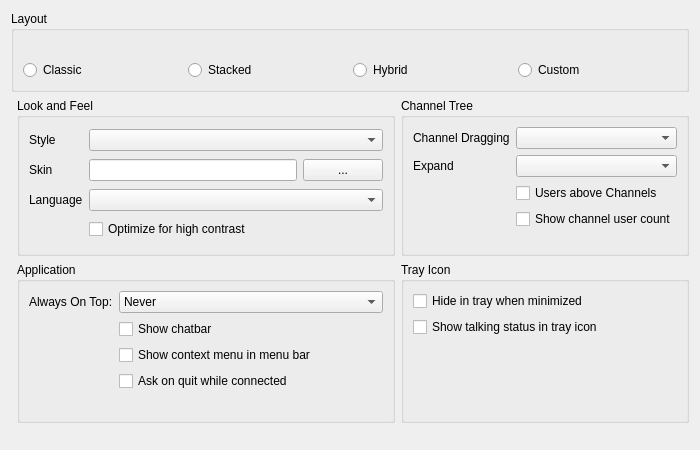
Before: the Qt Designer form src/mumble/LookConfig.ui in mumble-voip/mumble, drawn with Qt 5.
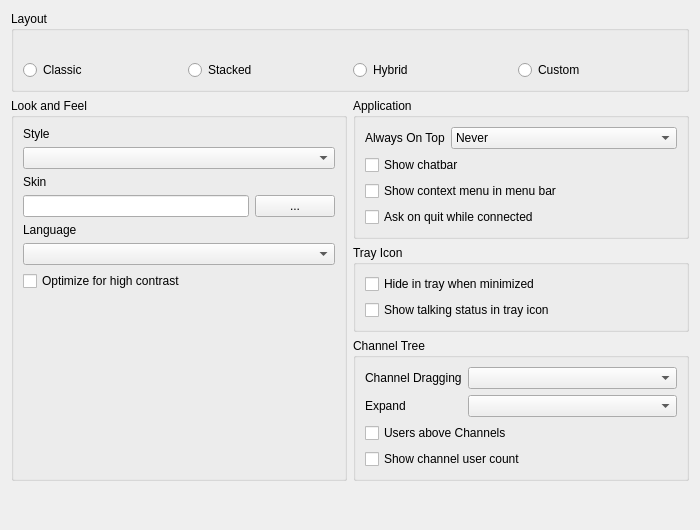
After: the same form once the commit is applied. Icons and pictures are not drawn.

Commit message: Re-Regroup the UI config page

Patch:
```diff
--- a/src/mumble/LookConfig.ui
+++ b/src/mumble/LookConfig.ui
@@ -7,14 +7,14 @@
     <x>0</x>
     <y>0</y>
     <width>700</width>
-    <height>450</height>
+    <height>530</height>
    </rect>
   </property>
   <property name="windowTitle">
    <string>Form</string>
   </property>
   <layout class="QGridLayout" name="gridLayout_4">
-   <item row="0" column="0" colspan="3">
+   <item row="0" column="0" colspan="2">
     <widget class="QGroupBox" name="qgbLayout">
      <property name="title">
       <string>Layout</string>
@@ -151,7 +151,7 @@
      </layout>
     </widget>
    </item>
-   <item row="1" column="1">
+   <item row="1" column="0" rowspan="3">
     <widget class="QGroupBox" name="qgbLookFeel">
      <property name="title">
       <string>Look and Feel</string>
@@ -164,7 +164,7 @@
         </property>
        </widget>
       </item>
-      <item row="0" column="1" colspan="2">
+      <item row="1" column="0" colspan="2">
        <widget class="QComboBox" name="qcbStyle">
         <property name="toolTip">
          <string>Basic widget style</string>
@@ -174,14 +174,14 @@
         </property>
        </widget>
       </item>
-      <item row="1" column="0">
+      <item row="2" column="0">
        <widget class="QLabel" name="qliCSS">
         <property name="text">
          <string>Skin</string>
         </property>
        </widget>
       </item>
-      <item row="1" column="1">
+      <item row="3" column="0">
        <widget class="QLineEdit" name="qleCSS">
         <property name="toolTip">
          <string>Skin file to use</string>
@@ -191,33 +191,13 @@
         </property>
        </widget>
       </item>
-      <item row="1" column="2">
+      <item row="3" column="1">
        <widget class="QPushButton" name="qpbSkinFile">
         <property name="text">
          <string>...</string>
         </property>
        </widget>
       </item>
-      <item row="12" column="1" colspan="2">
-       <widget class="QCheckBox" name="qcbHighContrast">
-        <property name="toolTip">
-         <string>Apply some high contrast optimizations for visually impaired users</string>
-        </property>
-        <property name="text">
-         <string>Optimize for high contrast</string>
-        </property>
-       </widget>
-      </item>
-      <item row="4" column="1" colspan="2">
-       <widget class="QComboBox" name="qcbLanguage">
-        <property name="toolTip">
-         <string>Language to use (requires restart)</string>
-        </property>
-        <property name="whatsThis">
-         <string>&lt;b&gt;This sets which language Mumble should use.&lt;/b&gt;&lt;br /&gt;You have to restart Mumble to use the new language.</string>
-        </property>
-       </widget>
-      </item>
       <item row="4" column="0">
        <widget class="QLabel" name="qliLanguage">
         <property name="text">
@@ -228,43 +208,28 @@
         </property>
        </widget>
       </item>
-     </layout>
-    </widget>
-   </item>
-   <item row="2" column="2">
-    <widget class="QGroupBox" name="qgbTray">
-     <property name="title">
-      <string>Tray Icon</string>
-     </property>
-     <layout class="QVBoxLayout" name="verticalLayout">
-      <item>
-       <widget class="QCheckBox" name="qcbHideTray">
+      <item row="5" column="0" colspan="2">
+       <widget class="QComboBox" name="qcbLanguage">
         <property name="toolTip">
-         <string>Hide the main Mumble window in the tray when it is minimized.</string>
+         <string>Language to use (requires restart)</string>
         </property>
         <property name="whatsThis">
-         <string>&lt;b&gt;If set, minimizing the Mumble main window will cause it to be hidden and accessible only from the tray. Otherwise, it will be minimized as a window normally would.&lt;/b&gt;</string>
+         <string>&lt;b&gt;This sets which language Mumble should use.&lt;/b&gt;&lt;br /&gt;You have to restart Mumble to use the new language.</string>
         </property>
-        <property name="text">
-         <string>Hide in tray when minimized</string>
-        </property>
        </widget>
       </item>
-      <item>
-       <widget class="QCheckBox" name="qcbStateInTray">
+      <item row="6" column="0">
+       <widget class="QCheckBox" name="qcbHighContrast">
         <property name="toolTip">
-         <string>Displays talking status in system tray</string>
+         <string>Apply some high contrast optimizations for visually impaired users</string>
         </property>
-        <property name="whatsThis">
-         <string/>
-        </property>
         <property name="text">
-         <string>Show talking status in tray icon</string>
+         <string>Optimize for high contrast</string>
         </property>
        </widget>
       </item>
-      <item>
-       <spacer name="verticalSpacer_3">
+      <item row="7" column="0">
+       <spacer name="verticalSpacer">
         <property name="orientation">
          <enum>Qt::Vertical</enum>
         </property>
@@ -279,13 +244,20 @@
      </layout>
     </widget>
    </item>
-   <item row="2" column="1">
+   <item row="1" column="1">
     <widget class="QGroupBox" name="qgbApplication">
      <property name="title">
       <string>Application</string>
      </property>
-     <layout class="QGridLayout" name="gridLayout_3" columnstretch="0,0">
-      <item row="1" column="1">
+     <layout class="QGridLayout" name="gridLayout_3" columnstretch="0,1">
+      <item row="0" column="0">
+       <widget class="QLabel" name="qliAlwaysOnTop">
+        <property name="text">
+         <string>Always On Top</string>
+        </property>
+       </widget>
+      </item>
+      <item row="0" column="1">
        <widget class="QComboBox" name="qcbAlwaysOnTop">
         <property name="toolTip">
          <string>This setting controls when the application will be always on top.</string>
@@ -315,20 +287,7 @@
         </item>
        </widget>
       </item>
-      <item row="4" column="1">
-       <widget class="QCheckBox" name="qcbAskOnQuit">
-        <property name="toolTip">
-         <string>Ask whether to close or minimize when quitting Mumble.</string>
-        </property>
-        <property name="whatsThis">
-         <string>&lt;b&gt;If set, will verify you want to quit if connected.&lt;/b&gt;</string>
-        </property>
-        <property name="text">
-         <string>Ask on quit while connected</string>
-        </property>
-       </widget>
-      </item>
-      <item row="2" column="1">
+      <item row="1" column="0" colspan="2">
        <widget class="QCheckBox" name="qcbShowChatbar">
         <property name="toolTip">
          <string>Check to show chat bar</string>
@@ -341,27 +300,7 @@
         </property>
        </widget>
       </item>
-      <item row="1" column="0">
-       <widget class="QLabel" name="qliAlwaysOnTop">
-        <property name="text">
-         <string>Always On Top:</string>
-        </property>
-       </widget>
-      </item>
-      <item row="7" column="1">
-       <spacer name="horizontalSpacer">
-        <property name="orientation">
-         <enum>Qt::Horizontal</enum>
-        </property>
-        <property name="sizeHint" stdset="0">
-         <size>
-          <width>40</width>
-          <height>20</height>
-         </size>
-        </property>
-       </spacer>
-      </item>
-      <item row="3" column="1">
+      <item row="2" column="0" colspan="2">
        <widget class="QCheckBox" name="qcbShowContextMenuInMenuBar">
         <property name="toolTip">
          <string>Adds user and channel context menus into the menu bar</string>
@@ -371,15 +310,63 @@
         </property>
        </widget>
       </item>
+      <item row="3" column="0" colspan="2">
+       <widget class="QCheckBox" name="qcbAskOnQuit">
+        <property name="toolTip">
+         <string>Ask whether to close or minimize when quitting Mumble.</string>
+        </property>
+        <property name="whatsThis">
+         <string>&lt;b&gt;If set, will verify you want to quit if connected.&lt;/b&gt;</string>
+        </property>
+        <property name="text">
+         <string>Ask on quit while connected</string>
+        </property>
+       </widget>
+      </item>
      </layout>
     </widget>
    </item>
-   <item row="1" column="2">
+   <item row="2" column="1">
+    <widget class="QGroupBox" name="qgbTray">
+     <property name="title">
+      <string>Tray Icon</string>
+     </property>
+     <layout class="QVBoxLayout" name="verticalLayout">
+      <item>
+       <widget class="QCheckBox" name="qcbHideTray">
+        <property name="toolTip">
+         <string>Hide the main Mumble window in the tray when it is minimized.</string>
+        </property>
+        <property name="whatsThis">
+         <string>&lt;b&gt;If set, minimizing the Mumble main window will cause it to be hidden and accessible only from the tray. Otherwise, it will be minimized as a window normally would.&lt;/b&gt;</string>
+        </property>
+        <property name="text">
+         <string>Hide in tray when minimized</string>
+        </property>
+       </widget>
+      </item>
+      <item>
+       <widget class="QCheckBox" name="qcbStateInTray">
+        <property name="toolTip">
+         <string>Displays talking status in system tray</string>
+        </property>
+        <property name="whatsThis">
+         <string/>
+        </property>
+        <property name="text">
+         <string>Show talking status in tray icon</string>
+        </property>
+       </widget>
+      </item>
+     </layout>
+    </widget>
+   </item>
+   <item row="3" column="1">
     <widget class="QGroupBox" name="qgbChannel">
      <property name="title">
       <string>Channel Tree</string>
      </property>
-     <layout class="QGridLayout" name="gridLayout_2" columnstretch="0,0">
+     <layout class="QGridLayout" name="gridLayout_2" columnstretch="0,1">
       <item row="0" column="0">
        <widget class="QLabel" name="qliChannelDrag">
         <property name="text">
@@ -397,14 +384,14 @@
         </property>
        </widget>
       </item>
-      <item row="2" column="0">
+      <item row="1" column="0">
        <widget class="QLabel" name="qliExpand">
         <property name="text">
          <string>Expand</string>
         </property>
        </widget>
       </item>
-      <item row="2" column="1">
+      <item row="1" column="1">
        <widget class="QComboBox" name="qcbExpand">
         <property name="toolTip">
          <string>When to automatically expand channels</string>
@@ -414,7 +401,7 @@
         </property>
        </widget>
       </item>
-      <item row="3" column="1">
+      <item row="2" column="0" colspan="2">
        <widget class="QCheckBox" name="qcbUsersTop">
         <property name="toolTip">
          <string>List users above subchannels (requires restart).</string>
@@ -427,7 +414,7 @@
         </property>
        </widget>
       </item>
-      <item row="4" column="1">
+      <item row="3" column="0" colspan="2">
        <widget class="QCheckBox" name="qcbShowUserCount">
         <property name="toolTip">
          <string>Show number of users in each channel</string>
@@ -437,23 +424,10 @@
         </property>
        </widget>
       </item>
-      <item row="5" column="0" colspan="2">
-       <spacer name="verticalSpacer_4">
-        <property name="orientation">
-         <enum>Qt::Vertical</enum>
-        </property>
-        <property name="sizeHint" stdset="0">
-         <size>
-          <width>20</width>
-          <height>40</height>
-         </size>
-        </property>
-       </spacer>
-      </item>
      </layout>
     </widget>
    </item>
-   <item row="3" column="1" colspan="2">
+   <item row="5" column="1">
     <spacer name="verticalSpacer_2">
      <property name="orientation">
       <enum>Qt::Vertical</enum>
@@ -466,6 +440,19 @@
      </property>
     </spacer>
    </item>
+   <item row="4" column="1">
+    <spacer name="horizontalSpacer">
+     <property name="orientation">
+      <enum>Qt::Horizontal</enum>
+     </property>
+     <property name="sizeHint" stdset="0">
+      <size>
+       <width>40</width>
+       <height>20</height>
+      </size>
+     </property>
+    </spacer>
+   </item>
   </layout>
  </widget>
  <resources/>
```
